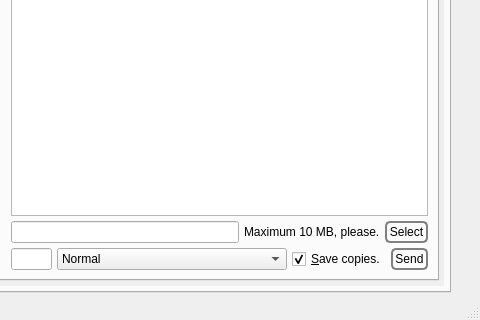
First picture: the form in branches/trunk/GoldBug-UI/controlcenter.ui, repository textbrowser/spot-on, before the edit; both pictures show x 180 to 660 and y 480 to 800 of the 660 by 800 pixel window.
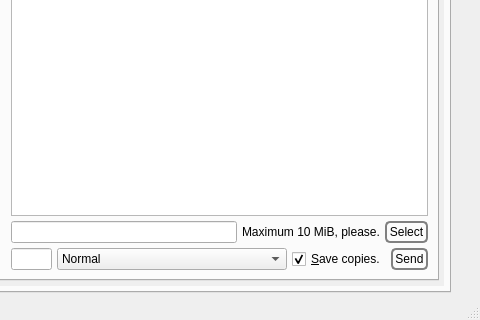
Second picture: the form after the edit. The open tabs and pages were chosen to show the change. Icons and pictures are not drawn. Custom widgets are drawn as their Qt base class.

Commit message: Corrected label.

The edit to the form file:
```diff
--- a/branches/trunk/GoldBug-UI/controlcenter.ui
+++ b/branches/trunk/GoldBug-UI/controlcenter.ui
@@ -2476,7 +2476,7 @@
                     <item>
                      <widget class="QLabel" name="label_95">
                       <property name="text">
-                       <string>Maximum 10 MB, please.</string>
+                       <string>Maximum 10 MiB, please.</string>
                       </property>
                      </widget>
                     </item>
```
